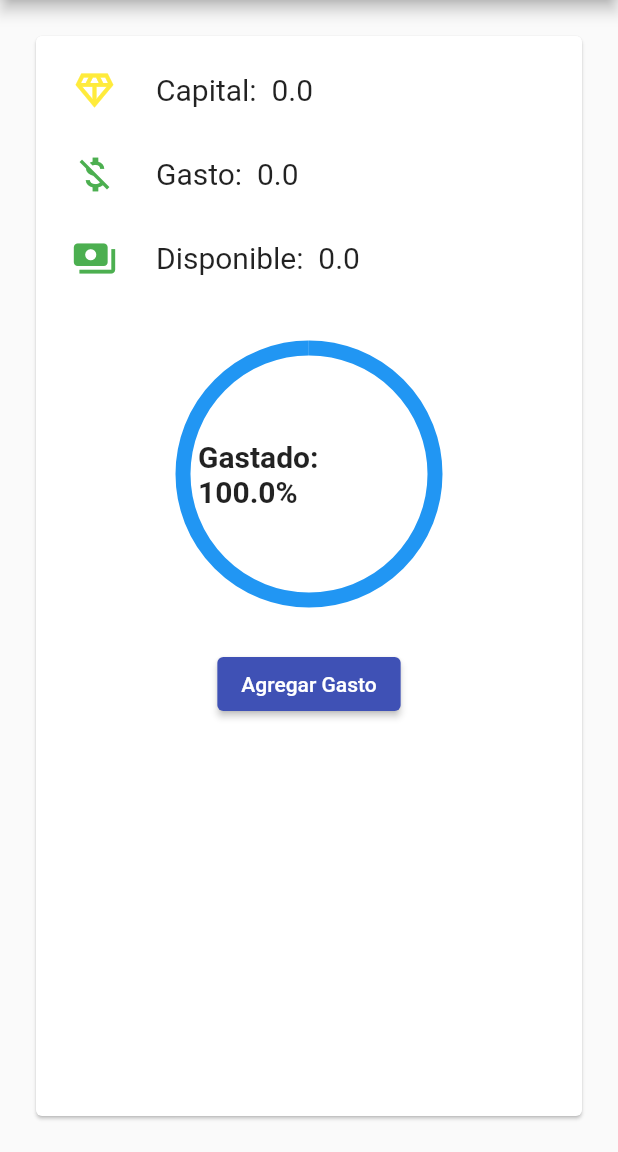
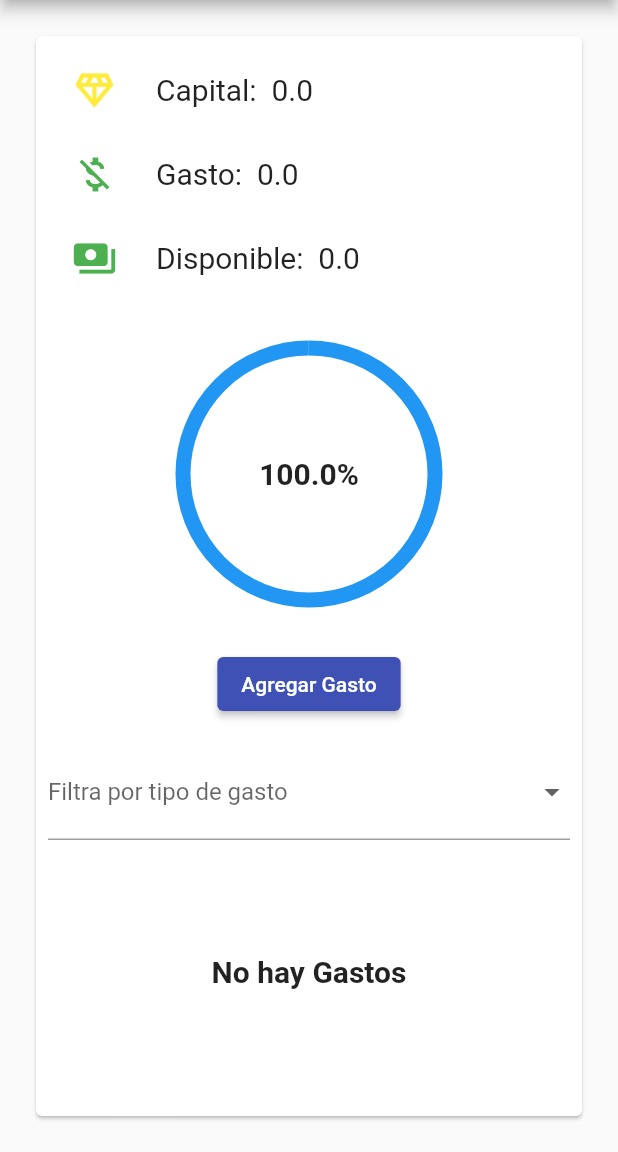
Before and after one commit to Gersue/ProyectFlutter, a Flutter app: the SecondView screen opened directly with empty values, on a phone screen of 412 x 824 dp, the part 84-1236 px from its top. Run offline on Flutter 3.47's test engine with Material 2 defaults, Android fonts, the phone set to English and light mode, and no system bars; our stand-ins replace fl_chart.

Commit message:
add show filter

```diff
--- a/lib/main.dart
+++ b/lib/main.dart
@@ -83,7 +83,7 @@ class MyPieChart extends StatelessWidget {
               padding: const EdgeInsets.all(10.0),
               child: Center(
                 child: Text(
-                  'Gastado: ${porcentaje.isInfinite ? 0.0 : porcentaje.toStringAsFixed(1)}%',
+                  '${porcentaje.isInfinite ? 0.0 : porcentaje.toStringAsFixed(1)}%',
                   style: const TextStyle(
                     fontSize: 20,
                     fontWeight: FontWeight.bold,
@@ -121,7 +121,8 @@ class _SecondViewState extends State<SecondView> {
   List<Gasto> listaGastos = [];
   bool reiniciar = false;
   late double saldo = 0.0;
-   late double disponible;
+  late double disponible;
+  String tipo = '';
 
   int sumaLista(List<int> lista) {
     int suma = 0;
@@ -302,7 +303,6 @@ class _SecondViewState extends State<SecondView> {
                     )
                   ],
                 ),
-
               ],
             ),
           ),
@@ -416,6 +416,39 @@ class _SecondViewState extends State<SecondView> {
     );
   }
 
+  StatelessWidget? lista(String i, Gasto gasto){
+    var tipos = gasto.tipos.join(', ');
+    print('los tipos son: $tipos');
+    print('el i es: $i');
+
+    if(i == tipos){
+     return ListTile(
+        title: Text(gasto.nombre),
+        subtitle: Text('Cantidad: ${gasto.cantidad}'),
+        trailing: Text('Tipo: ${gasto.tipos.join(', ')}'),
+        leading: iconos(gasto.tipos.join(', ')),
+      );
+    }
+
+    if(i == 'Todos'){
+     return ListTile(
+        title: Text(gasto.nombre),
+        subtitle: Text('Cantidad: ${gasto.cantidad}'),
+        trailing: Text('Tipo: ${gasto.tipos.join(', ')}'),
+        leading: iconos(gasto.tipos.join(', ')),
+      );
+    }
+    if(i == ''){
+      return ListTile(
+        title: Text(gasto.nombre),
+        subtitle: Text('Cantidad: ${gasto.cantidad}'),
+        trailing: Text('Tipo: ${gasto.tipos.join(', ')}'),
+        leading: iconos(gasto.tipos.join(', ')),
+      );
+    }
+    return null;
+  }
+
   @override
   Widget build(BuildContext context) {
     double totalGastado = sumaLista(listaGastos.map((e) => e.cantidad.toInt()).toList()).toDouble();
@@ -498,10 +531,135 @@ class _SecondViewState extends State<SecondView> {
                     child: const Text("Agregar Gasto"),
                   ),
                   const SizedBox(height: 16),
+                  DropdownButtonFormField<String>(
+                    onChanged: (value) {
+                      setState(() {
+                        tipo = value!;
+                      });
+                    },
+                    value:  null, // Agregar esta línea
+                    decoration: const InputDecoration(
+                      labelText: 'Filtra por tipo de gasto',
+                    ),
+                    items: const [
+                      DropdownMenuItem(
+                        value: 'Todos',
+                        child: Row(
+                          children: [
+                            Icon(
+                              Icons.align_horizontal_left,
+                              color: Colors.cyan,
+                              size: 24.0,
+                              semanticLabel: 'Todos',
+                            ),
+                            Text('Todos'),
+                          ],
+                        ),
+                      ),
+                      DropdownMenuItem(
+                        value: 'Ahorrar',
+                        child: Row(
+                          children: [
+                            Icon(
+                              Icons.money,
+                              color: Colors.green,
+                              size: 24.0,
+                              semanticLabel: 'Ahorros',
+                            ),
+                            Text('Ahorrar'),
+                          ],
+                        ),
+                      ),
+                      DropdownMenuItem(
+                        value: 'Comida',
+                        child: Row(
+                          children: [
+                            Icon(
+                              Icons.food_bank,
+                              color: Colors.orange,
+                              size: 24.0,
+                              semanticLabel: 'Cualquier tipo de Comida',
+                            ),
+                            Text('Comida'),
+                          ],
+                        ),
+                      ),
+                      DropdownMenuItem(
+                        value: 'Casa',
+                        child: Row(
+                          children: [
+                            Icon(
+                              Icons.home,
+                              color: Colors.blue,
+                              size: 24.0,
+                              semanticLabel: 'Cualquier tipo de gasto en casa',
+                            ),
+                            Text('Casa'),
+                          ],
+                        ),
+                      ),
+                      DropdownMenuItem(
+                        value: 'Entretenimiento',
+                        child: Row(
+                          children: [
+                            Icon(
+                              Icons.sports_esports,
+                              color: Colors.black,
+                              size: 24.0,
+                              semanticLabel: 'Cualquier tipo de Entretenimiento',
+                            ),
+                            Text('Entretenimiento'),
+                          ],
+                        ),
+                      ),
+                      DropdownMenuItem(
+                        value: 'Salud',
+                        child: Row(
+                          children: [
+                            Icon(
+                              Icons.local_hospital,
+                              color: Colors.red,
+                              size: 24.0,
+                              semanticLabel: 'Cualquier gasto en salud',
+                            ),
+                            Text('Salud'),
+                          ],
+                        ),
+                      ),
+                      DropdownMenuItem(
+                        value: 'Gastos',
+                        child: Row(
+                          children: [
+                            Icon(
+                              Icons.money,
+                              color: Colors.green,
+                              size: 24.0,
+                              semanticLabel: 'Cualquier tipo de Gasto',
+                            ),
+                            Text('Gastos'),
+                          ],
+                        ),
+                      ),
+                      DropdownMenuItem(
+                        value: 'Suscripciones',
+                        child: Row(
+                          children: [
+                            Icon(
+                              Icons.subscriptions,
+                              color: Colors.pink,
+                              size: 24.0,
+                              semanticLabel: 'Cualquier tipo de Suscripciones',
+                            ),
+                            Text('Suscripciones'),
+                          ],
+                        ),
+                      )
+                    ],
+                  ),
                   Expanded(
                     child: Padding(
                       padding: const EdgeInsets.all(8.0),
-                      child: ListView.builder(
+                      child: !listaGastos.isEmpty ? ListView.builder(
                         shrinkWrap: true,
                         itemCount: listaGastos.length,
                         itemBuilder: (BuildContext context, int index) {
@@ -516,16 +674,19 @@ class _SecondViewState extends State<SecondView> {
                               ),
                             ),
                             //color: !gasto.estado ? Colors.greenAccent : Colors.red, // Establece el color de fondo deseado aquí
-                            child:  ListTile(
-                              title: Text(gasto.nombre),
-                              subtitle: Text('Cantidad: ${gasto.cantidad}'),
-                              trailing: Text('Tipo: ${gasto.tipos.join(', ')}'),
-                              leading: iconos(gasto.tipos.join(', ')),
-                            ),
+                            child: lista(tipo, gasto),
                           )
                           ;
                         },
-                      ),
+                      ) : const Center(
+                        child: Text(
+                          "No hay Gastos",
+                          style: TextStyle(
+                            fontSize: 20,
+                            fontWeight: FontWeight.bold,
+                          ),
+                        ),
+                      )
                     ),
                   ),
                 ],
```
